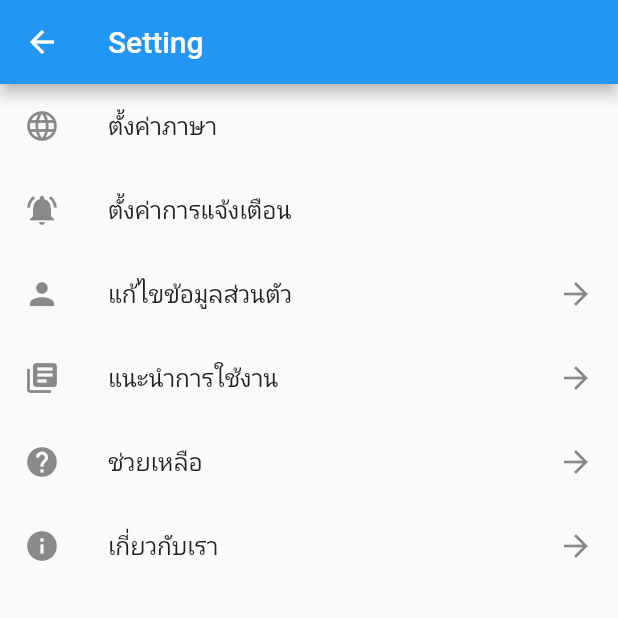
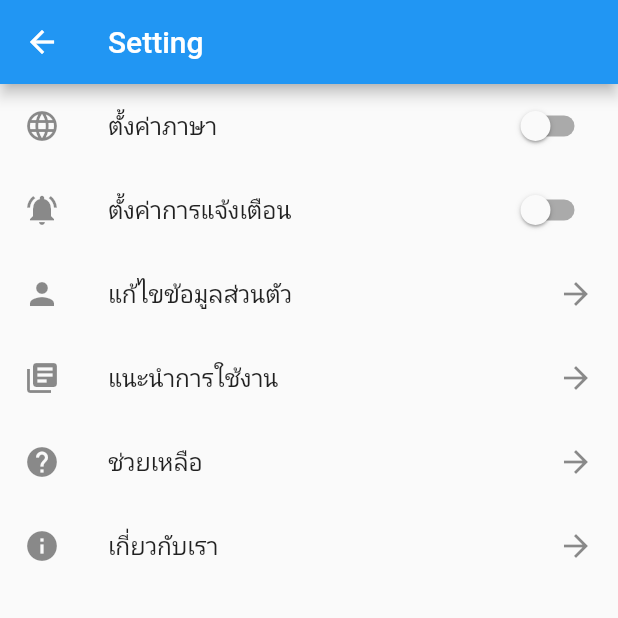
Before and after one commit to Naphaphach/JustYib, a Flutter app: the Setting screen opened directly, on a phone screen of 412 x 824 dp, the top half of it. Run offline on Flutter 3.47's test engine with Material 2 defaults, Android fonts, the phone set to English and light mode, and no system bars; network calls fail.

Commit message:
setting-new

```diff
--- a/lib/views/setting.dart
+++ b/lib/views/setting.dart
@@ -1,7 +1,13 @@
 import 'package:flutter/material.dart';
 
-class Setting extends StatelessWidget {
-  bool _lights = false;
+class Setting extends StatefulWidget {
+  @override
+  _State createState() => new _State();
+}
+
+class _State extends State<Setting> {
+  bool _noti = false;
+  bool _lang = false;
 
   @override
   Widget build(BuildContext context) {
@@ -11,13 +17,17 @@ class Setting extends StatelessWidget {
       ),
       body: new ListView(
         children: <Widget>[
-          ListTile(
-            leading: Icon(Icons.language),
-            title: Text('ตั้งค่าภาษา'),
+          SwitchListTile(
+            title: const Text('ตั้งค่าภาษา'),
+            value: _lang,
+            onChanged: (bool value) { setState(() { _lang = value; }); },
+            secondary: const Icon(Icons.language),
           ),
-          ListTile(
-            leading: Icon(Icons.notifications_active),
-            title: Text('ตั้งค่าการแจ้งเตือน'),
+          SwitchListTile(
+            title: const Text('ตั้งค่าการแจ้งเตือน'),
+            value: _noti,
+            onChanged: (bool value) { setState(() { _noti = value; }); },
+            secondary: const Icon(Icons.notifications_active),
           ),
           ListTile(
             leading: Icon(Icons.person),
@@ -39,12 +49,6 @@ class Setting extends StatelessWidget {
             title: Text('เกี่ยวกับเรา'),
             trailing: const Icon(Icons.arrow_forward),
           ),
-//          SwitchListTile(
-//            title: const Text('Lights'),
-//            value: _lights,
-//            onChanged: (bool value) { setState(() { _lights = value; }); },
-//            secondary: const Icon(Icons.lightbulb_outline),
-//          )
         ],
       ),
     );
```
